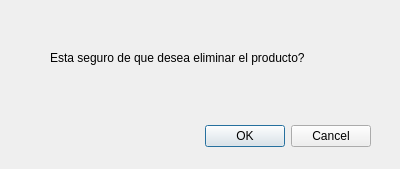
Old version of the form windows/templates/confirmElimProd.ui in the repository HitomiD/Proyecto-Desarrollo.
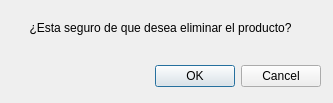
New version of the form. Icons and pictures are not drawn.

What changed in the file:
```diff
--- a/windows/templates/confirmElimProd.ui
+++ b/windows/templates/confirmElimProd.ui
@@ -6,8 +6,8 @@
    <rect>
     <x>0</x>
     <y>0</y>
-    <width>400</width>
-    <height>169</height>
+    <width>333</width>
+    <height>103</height>
    </rect>
   </property>
   <property name="windowTitle">
@@ -16,9 +16,9 @@
   <widget class="QDialogButtonBox" name="buttonBox">
    <property name="geometry">
     <rect>
-     <x>30</x>
-     <y>120</y>
-     <width>341</width>
+     <x>10</x>
+     <y>60</y>
+     <width>311</width>
      <height>32</height>
     </rect>
    </property>
@@ -32,14 +32,14 @@
   <widget class="QLabel" name="label">
    <property name="geometry">
     <rect>
-     <x>50</x>
-     <y>50</y>
-     <width>291</width>
+     <x>10</x>
+     <y>20</y>
+     <width>301</width>
      <height>16</height>
     </rect>
    </property>
    <property name="text">
-    <string>Esta seguro de que desea eliminar el producto?</string>
+    <string>&lt;html&gt;&lt;head/&gt;&lt;body&gt;&lt;p align=&quot;center&quot;&gt;¿Esta seguro de que desea eliminar el producto?&lt;/p&gt;&lt;/body&gt;&lt;/html&gt;</string>
    </property>
   </widget>
  </widget>
```
Left out of the diff: 6 changed lines with no effect on the pictures.
